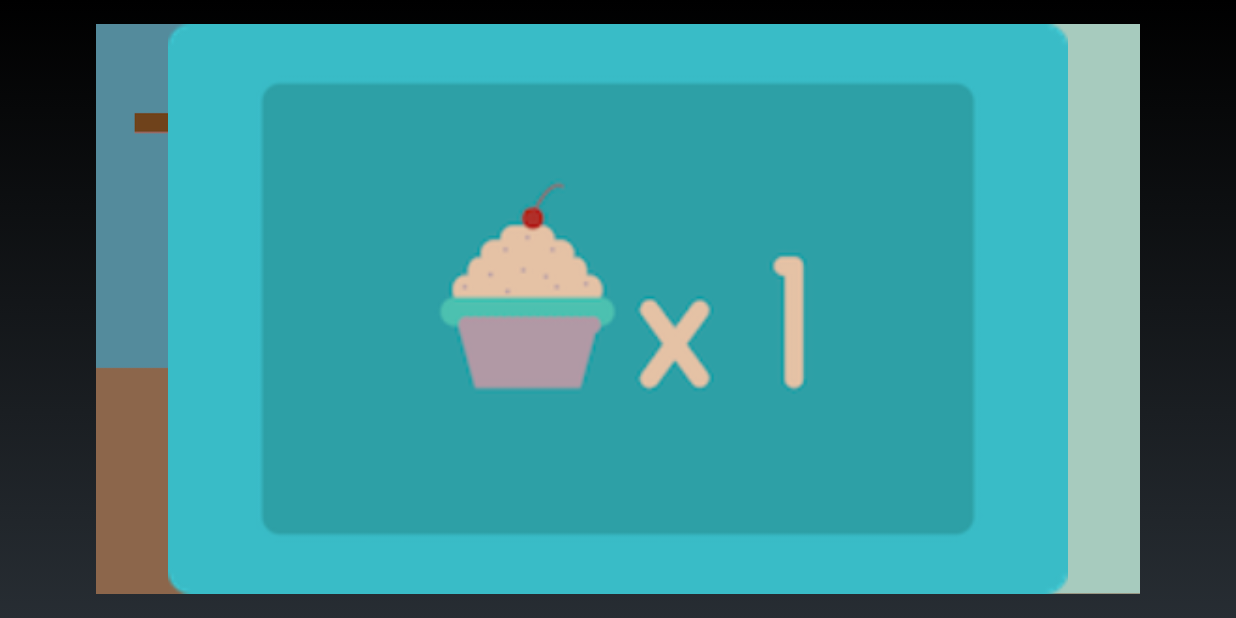
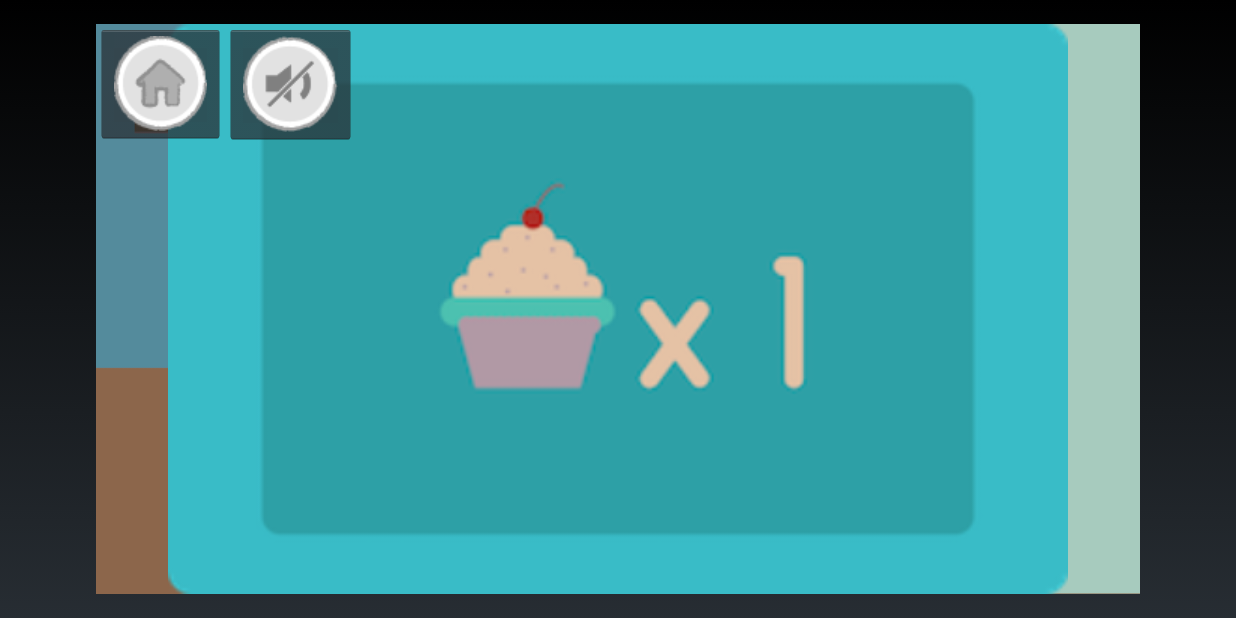
Before and after one commit to migueroncallo/reposteria-Fundown, an Android app: the PrepararMezcla screen opened directly, with no data from a screen before it, on a phone screen of 824 x 412 dp (held sideways). Run offline under Robolectric (Android 15) with nearby library versions, the phone set to English and light mode, and no system bars; libraries missing offline, so code that uses them is left out: com.daimajia.androidanimations; 2 statements that could not run were skipped.

Commit message:
Added animations and sound

```diff
--- /dev/null
+++ b/app/src/main/java/com/example/migueroncallo/pasteleriafundown/General.java
@@ -0,0 +1,28 @@
+package com.example.migueroncallo.pasteleriafundown;
+
+import android.content.Context;
+import android.media.MediaPlayer;
+import android.util.Log;
+
+/**
+ * Created by migueroncallo on 5/30/16.
+ */
+public class General {
+
+    public static MediaPlayer bgm;
+
+
+    static void  initialize(Context context){
+        bgm = MediaPlayer.create(context, R.raw.background);
+        bgm.setLooping(true);
+        bgm.start();
+    }
+
+    static void  manageBackgroundMusic(boolean state){
+        if (state){
+            bgm.start();
+        } else {
+            bgm.pause();
+        }
+    }
+}
--- a/app/src/main/java/com/example/migueroncallo/pasteleriafundown/PrepararMezcla.java
+++ b/app/src/main/java/com/example/migueroncallo/pasteleriafundown/PrepararMezcla.java
@@ -3,23 +3,23 @@ package com.example.migueroncallo.pasteleriafundown;
 import android.app.Activity;
 import android.content.ClipData;
 import android.content.ClipDescription;
+import android.content.SharedPreferences;
 import android.graphics.drawable.AnimationDrawable;
 import android.graphics.drawable.Drawable;
-import android.net.Uri;
-import android.os.Build;
 import android.os.Bundle;
 import android.os.Handler;
+import android.preference.PreferenceManager;
 import android.util.Log;
 import android.view.DragEvent;
 import android.view.MotionEvent;
 import android.view.View;
+import android.widget.ImageButton;
 import android.widget.ImageView;
 import android.widget.TextView;
 import android.widget.Toast;
 
 import com.daimajia.androidanimations.library.Techniques;
 import com.daimajia.androidanimations.library.YoYo;
-import com.google.android.gms.common.api.GoogleApiClient;
 
 import java.util.Random;
 
@@ -28,9 +28,11 @@ public class PrepararMezcla extends Activity {
     TextView harina, mantequilla, huevo, agua;
     float posx = 0, posy = 0;
     int huevoCount = 0, huevoNeeded = 2, aguaCount = 0, aguaNeeded = 3, harinaCount = 0, harinaNeeded = 1, mantequillaCount = 0, mantequillaNeeded = 2, gameCount = 0;
-    ImageView img, cupcakeCount, tazon,animationEgg;
+    ImageView img, cupcakeCount, tazon,animationEgg, animationCongrats;
+    ImageButton sonido, home;
     boolean huevoOk = false, aguaOk = false, harinaOk = false, mantequillaOk = false, gameFinished = false;
-    AnimationDrawable anim,anim2;
+    AnimationDrawable anim,anim2,anim3;
+    SharedPreferences appPreferences;
 
     @Override
     protected void onCreate(Bundle savedInstanceState) {
@@ -45,10 +47,18 @@ public class PrepararMezcla extends Activity {
         findViewById(R.id.mantequillarImage).setOnTouchListener(new MyOnTouchListener(false));
         findViewById(R.id.harinaImage).setOnTouchListener(new MyOnTouchListener(false));
         animationEgg = (ImageView)findViewById(R.id.eggAnimation);
+        sonido = (ImageButton)findViewById(R.id.soundButtonPrepare);
+        home = (ImageButton)findViewById(R.id.homeButtonPrepare);
+        animationCongrats = (ImageView)findViewById(R.id.congratsAnimation);
+
 
         animationEgg.setBackgroundResource(R.drawable.animatedegg);
         anim = (AnimationDrawable) animationEgg.getBackground();
         animationEgg.setVisibility(View.INVISIBLE);
+
+        animationCongrats.setBackgroundResource(R.drawable.animatedcongrats);
+        anim3 = (AnimationDrawable) animationCongrats.getBackground();
+        animationCongrats.setVisibility(View.INVISIBLE);
 
         harina = (TextView) findViewById(R.id.harinaCount);
         mantequilla = (TextView) findViewById(R.id.mantequillaCount);
@@ -62,9 +72,46 @@ public class PrepararMezcla extends Activity {
 
         cupcakeCount = (ImageView) findViewById(R.id.cupcakeCount);
 
+        appPreferences = PreferenceManager.getDefaultSharedPreferences(this);
+        boolean isSoundActive = appPreferences.getBoolean("isSoundActive", false);
+        General.manageBackgroundMusic(isSoundActive);
+
+        if (isSoundActive) {
+            sonido.setImageResource(R.drawable.btn_sonido_on);
+        } else {
+            sonido.setImageResource(R.drawable.btn_sonido_off);
+        }
 //        Toast.makeText(PrepararMezcla.this,"Vamos a preparar un cupcake.", Toast.LENGTH_LONG).show();
 
         activityHint();
+
+
+        sonido.setOnClickListener(new View.OnClickListener() {
+            @Override
+            public void onClick(View v) {
+
+                appPreferences = PreferenceManager.getDefaultSharedPreferences(PrepararMezcla.this);
+                boolean isSoundActive = appPreferences.getBoolean("isSoundActive", false);
+                if (isSoundActive){
+                    sonido.setImageResource(R.drawable.btn_sonido_off);
+                } else {
+                    sonido.setImageResource(R.drawable.btn_sonido_on);
+                }
+                isSoundActive = !isSoundActive;
+
+                SharedPreferences.Editor editor = appPreferences.edit();
+                editor.putBoolean("isSoundActive", isSoundActive);
+                editor.commit();
+                General.manageBackgroundMusic(isSoundActive);
+            }
+        });
+
+        home.setOnClickListener(new View.OnClickListener() {
+            @Override
+            public void onClick(View v) {
+                finish();
+            }
+        });
 
     }
 
@@ -283,10 +330,23 @@ public class PrepararMezcla extends Activity {
                 h1.postDelayed(new Runnable() {
                     @Override
                     public void run() {
-                        finishActivity();
-
+                        animationCongrats.setVisibility(View.VISIBLE);
+                        anim3.setVisible(true, true);
                     }
                 }, 9000);
+
+                Handler h2 = new Handler();
+
+                h2.postDelayed(new Runnable() {
+                    @Override
+                    public void run() {
+                        finish();
+                    }
+                }, 15000);
+
+
+
+
 
 
             }
@@ -368,6 +428,7 @@ public class PrepararMezcla extends Activity {
                                 }
 
                             } else {
+                                YoYo.with(Techniques.Wobble).duration(2000).playOn(view);
                                 Toast.makeText(PrepararMezcla.this, "Ya agregaste los huevos necesarios", Toast.LENGTH_LONG).show();
 
                             }
@@ -394,6 +455,7 @@ public class PrepararMezcla extends Activity {
                                 }
 
                             } else {
+                                YoYo.with(Techniques.Wobble).duration(2000).playOn(view);
                                 Toast.makeText(PrepararMezcla.this, "Ya agregaste la cantidad de agua necesaria", Toast.LENGTH_LONG).show();
                             }
                         }
@@ -421,6 +483,7 @@ public class PrepararMezcla extends Activity {
                                 }
 
                             } else {
+                                YoYo.with(Techniques.Wobble).duration(2000).playOn(view);
                                 Toast.makeText(PrepararMezcla.this, "Ya agregaste la cantidad de harina necesaria", Toast.LENGTH_LONG).show();
                             }
 
@@ -450,6 +513,7 @@ public class PrepararMezcla extends Activity {
                                 }
 
                             } else {
+                                YoYo.with(Techniques.Wobble).duration(2000).playOn(view);
                                 Toast.makeText(PrepararMezcla.this, "Ya agregaste la cantidad de mantequilla necesaria", Toast.LENGTH_LONG).show();
                             }
 
--- /dev/null
+++ b/app/src/main/res/drawable/animatedcongrats.xml
@@ -0,0 +1,18 @@
+<?xml version="1.0" encoding="utf-8"?>
+<animation-list xmlns:android="http://schemas.android.com/apk/res/android"
+    android:oneshot="true">
+
+    <item android:drawable="@drawable/congrats1" android:duration="300"/>
+    <item android:drawable="@drawable/congrats2" android:duration="300"/>
+    <item android:drawable="@drawable/congrats3" android:duration="300"/>
+    <item android:drawable="@drawable/congrats4" android:duration="300"/>
+    <item android:drawable="@drawable/congrats1" android:duration="300"/>
+    <item android:drawable="@drawable/congrats2" android:duration="300"/>
+    <item android:drawable="@drawable/congrats3" android:duration="300"/>
+    <item android:drawable="@drawable/congrats4" android:duration="300"/>
+    <item android:drawable="@drawable/congrats1" android:duration="300"/>
+    <item android:drawable="@drawable/congrats2" android:duration="300"/>
+    <item android:drawable="@drawable/congrats3" android:duration="300"/>
+    <item android:drawable="@drawable/congrats4" android:duration="300"/>
+
+</animation-list>
--- a/app/src/main/res/layout/activity_preparar_mezcla.xml
+++ b/app/src/main/res/layout/activity_preparar_mezcla.xml
@@ -134,5 +134,31 @@
         android:layout_alignTop="@+id/tazonImage"
         android:layout_alignRight="@+id/tazonImage" />
 
+    <ImageButton
+        android:layout_width="wrap_content"
+        android:layout_height="wrap_content"
+        android:id="@+id/homeButtonPrepare"
+        android:layout_alignParentTop="true"
+        android:layout_alignParentLeft="true"
+        android:src="@drawable/btn_home"/>
+
+    <ImageButton
+        android:layout_width="wrap_content"
+        android:layout_height="wrap_content"
+        android:id="@+id/soundButtonPrepare"
+        android:layout_alignParentTop="true"
+        android:src="@drawable/btn_sonido_off"
+        android:layout_toRightOf="@+id/homeButtonPrepare"
+        android:layout_toEndOf="@+id/homeButtonPrepare" />
+
+    <ImageView
+        android:layout_width="wrap_content"
+        android:layout_height="wrap_content"
+        android:id="@+id/congratsAnimation"
+        android:layout_centerVertical="true"
+        android:layout_centerHorizontal="true"
+        android:visibility="invisible"
+         />
+
 
 </RelativeLayout>
--- a/app/src/main/res/values/styles.xml
+++ b/app/src/main/res/values/styles.xml
@@ -1,4 +1,4 @@
-<resources>
+<resources xmlns:android="http://schemas.android.com/tools">
 
     <!-- Base application theme. -->
     <style name="AppTheme" parent="Theme.AppCompat.Light.DarkActionBar">
@@ -6,10 +6,15 @@
         <item name="colorPrimary">@color/colorPrimary</item>
         <item name="colorPrimaryDark">@color/colorPrimaryDark</item>
         <item name="colorAccent">@color/colorAccent</item>
+        <item name="android:windowEnableSplitTouch">false</item>
+        <item name="android:splitMotionEvents">false</item>
     </style>
 
     <style name="NoActionBar" parent="@android:style/Theme.Holo.Light">
         <item name="android:windowActionBar">false</item>
         <item name="android:windowNoTitle">true</item>
+        <item name="android:windowEnableSplitTouch">false</item>
+        <item name="android:splitMotionEvents">false</item>
+
     </style>
 </resources>
```
Also changed, not shown: app/src/main/AndroidManifest.xml (+3 -6 lines), app/src/main/java/com/example/migueroncallo/pasteleriafundown/EntregarVuelto.java (+66 -3 lines), app/src/main/java/com/example/migueroncallo/pasteleriafundown/MainActivity.java (+18 -0 lines), app/src/main/java/com/example/migueroncallo/pasteleriafundown/Pasteleria.java (+49 -0 lines), app/src/main/res/layout/activity_entregarvuelto.xml (+24 -0 lines), app/src/main/res/layout/activity_pasteleria.xml (+18 -0 lines), app/src/main/res/drawable/btn_home.png (added), app/src/main/res/drawable/btn_sonido_off.png (added), app/src/main/res/drawable/btn_sonido_on.png (added), app/src/main/res/drawable/congrats1.png (added), app/src/main/res/drawable/congrats2.png (added), app/src/main/res/drawable/congrats3.png (added), app/src/main/res/drawable/congrats4.png (added), 1 other file.
